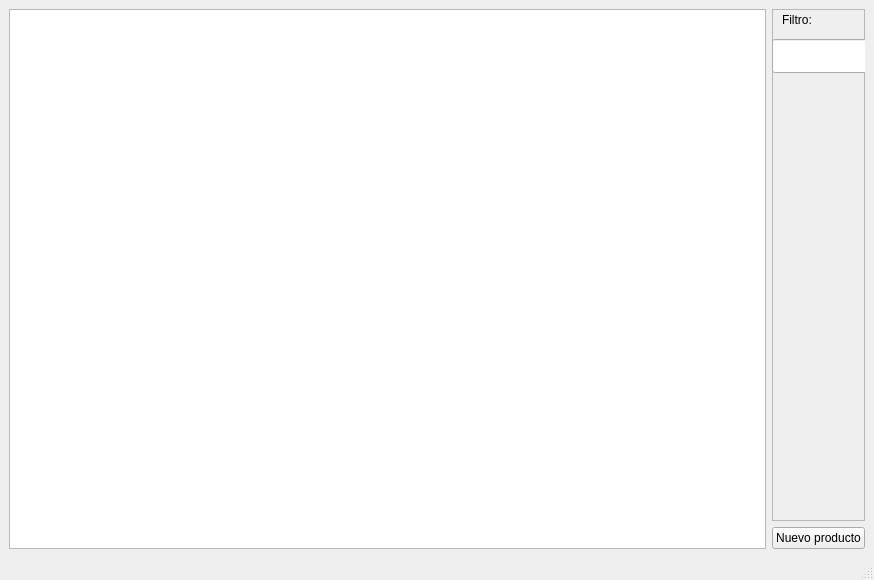
Qt form productosSeguidos.ui (waltermas-gitter/infomesas-gui) before a commit.
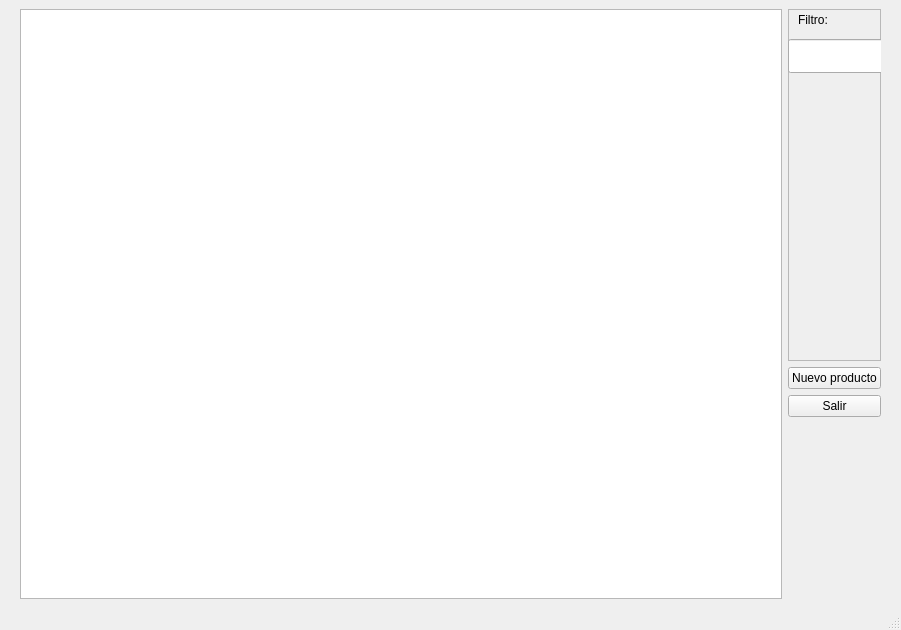
The same form after that commit. Icons and pictures are not drawn.

Diff of the .ui file:
```diff
--- a/productosSeguidos.ui
+++ b/productosSeguidos.ui
@@ -6,8 +6,8 @@
    <rect>
     <x>0</x>
     <y>0</y>
-    <width>874</width>
-    <height>580</height>
+    <width>901</width>
+    <height>630</height>
    </rect>
   </property>
   <property name="windowTitle">
@@ -15,7 +15,13 @@
   </property>
   <widget class="QWidget" name="centralwidget">
    <layout class="QGridLayout" name="gridLayout">
-    <item row="0" column="0" rowspan="2">
+    <property name="leftMargin">
+     <number>20</number>
+    </property>
+    <property name="rightMargin">
+     <number>20</number>
+    </property>
+    <item row="0" column="0" rowspan="5">
      <widget class="QTableWidget" name="productosSeguidosTableWidget">
       <property name="editTriggers">
        <set>QAbstractItemView::NoEditTriggers</set>
@@ -40,7 +46,29 @@
       </attribute>
      </widget>
     </item>
-    <item row="0" column="1">
+    <item row="2" column="1">
+     <widget class="QPushButton" name="nuevoPushButton">
+      <property name="text">
+       <string>Nuevo producto</string>
+      </property>
+      <property name="icon">
+       <iconset resource="iconosResource.qrc">
+        <normaloff>:/icons/plus.png</normaloff>:/icons/plus.png</iconset>
+      </property>
+     </widget>
+    </item>
+    <item row="3" column="1">
+     <widget class="QPushButton" name="salirPushButton">
+      <property name="text">
+       <string>Salir</string>
+      </property>
+      <property name="icon">
+       <iconset resource="iconosResource.qrc">
+        <normaloff>:/icons/exit.png</normaloff>:/icons/exit.png</iconset>
+      </property>
+     </widget>
+    </item>
+    <item row="0" column="1" rowspan="2">
      <widget class="QFrame" name="frame">
       <property name="frameShape">
        <enum>QFrame::StyledPanel</enum>
@@ -73,13 +101,6 @@
       </widget>
      </widget>
     </item>
-    <item row="1" column="1">
-     <widget class="QPushButton" name="nuevoPushButton">
-      <property name="text">
-       <string>Nuevo producto</string>
-      </property>
-     </widget>
-    </item>
    </layout>
   </widget>
   <widget class="QMenuBar" name="menubar">
```
Left out of the diff: 6 changed lines with no effect on the pictures.
